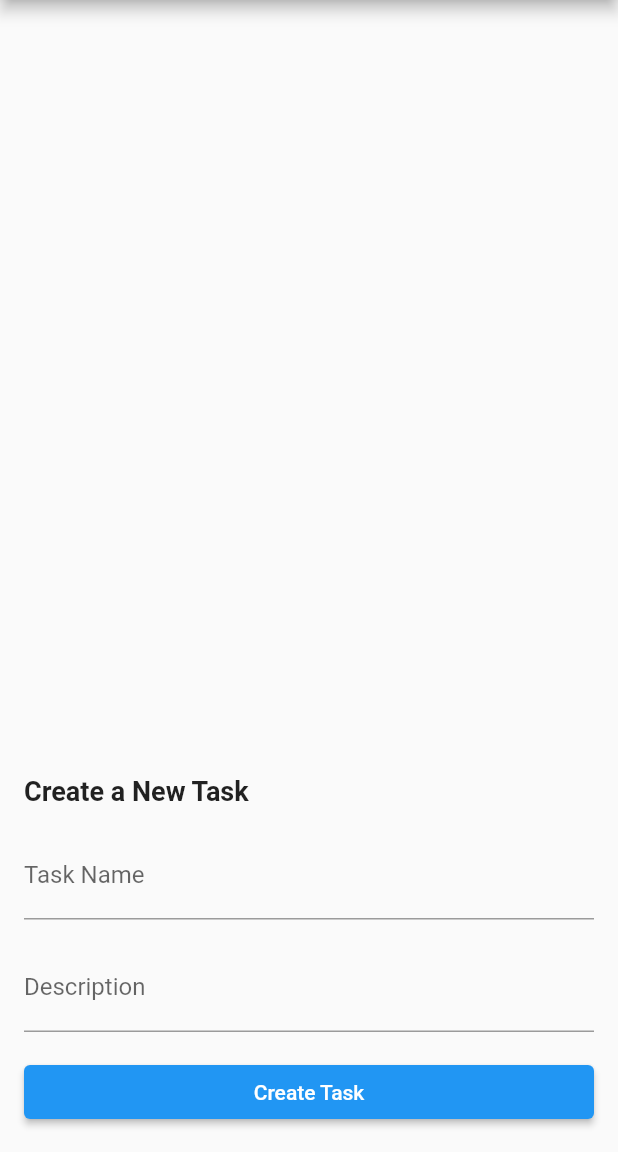
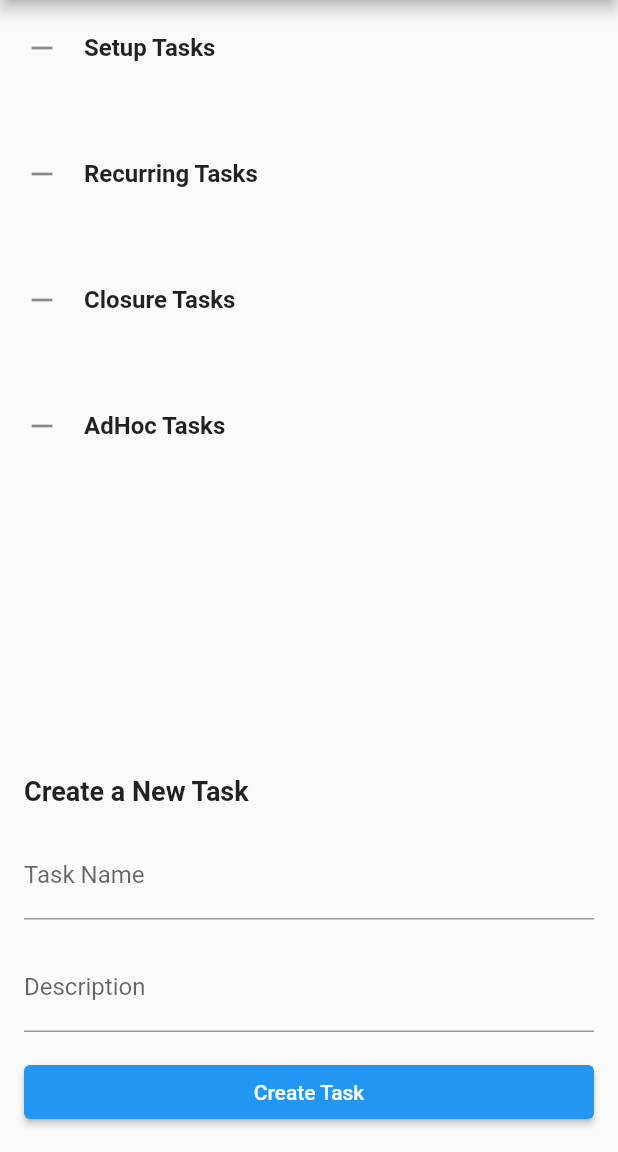
Before and after one commit to mittons/SharpWingFrontend, a Flutter app: the screen it shows after launch, on a phone screen of 412 x 824 dp, the part 84-1236 px from its top. Run offline on Flutter 3.47's test engine with Material 2 defaults, Android fonts, the phone set to English and light mode, and no system bars; network calls fail.

Commit message:
Split the task list into collapsable sections. The split logic is by grouping the tasks by their taskLifecycleType variable. Created a TaskListSection to encapsulate the layout code for a section.

```diff
--- a/lib/screens/task_list.dart
+++ b/lib/screens/task_list.dart
@@ -5,6 +5,7 @@ import 'package:sharp_wing_frontend/models/task.dart';
 import 'package:sharp_wing_frontend/screens/task_edit_screen.dart';
 import 'package:sharp_wing_frontend/widgets/task_create_widget.dart';
 import 'package:sharp_wing_frontend/widgets/task_list_item.dart';
+import 'package:sharp_wing_frontend/widgets/task_list_section.dart';
 import 'package:sharp_wing_frontend/services/task_service.dart';
 
 class TaskListScreen extends StatefulWidget {
@@ -45,17 +46,21 @@ class _TaskListScreenState extends State<TaskListScreen> {
         body: Column(
           children: [
             Expanded(
-              child: ListView.builder(
-                itemCount: tasks.length,
-                itemBuilder: (context, index) {
-                  final task = tasks[index];
-                  return TaskListItem(
-                    task: task,
-                    onCheckboxToggle: _toggleTaskStatus,
-                    onEdit: _openTaskEditorScreen,
-                    onDelete: _deleteTask,
-                  );
-                },
+              child: ListView(
+                children: TaskLifecycleType.values.expand((type) {
+                  final tasksForType = tasks
+                      .where((task) => task.taskLifecycleType == type)
+                      .toList();
+                  return [
+                    TaskListSection(
+                        lifecycleType: type,
+                        tasks: tasksForType,
+                        onCheckboxToggle: _toggleTaskStatus,
+                        onEdit: _openTaskEditorScreen,
+                        onDelete: _deleteTask),
+                    const SizedBox(height: 20.0), // Spacing between sections
+                  ];
+                }).toList(),
               ),
             ),
             TaskCreateWidget(onCreateTask: _createTask)
--- /dev/null
+++ b/lib/widgets/task_list_section.dart
@@ -0,0 +1,64 @@
+import 'package:flutter/material.dart';
+import 'package:sharp_wing_frontend/models/task.dart';
+import 'package:sharp_wing_frontend/widgets/task_list_item.dart';
+
+class TaskListSection extends StatefulWidget {
+  final TaskLifecycleType lifecycleType;
+  final List<Task> tasks;
+  final Function(Task editTask) onEdit;
+  final Function(Task taskToDelete) onDelete;
+  final Function(Task taskToUpdate, bool? newValue) onCheckboxToggle;
+
+  TaskListSection(
+      {required this.lifecycleType,
+      required this.tasks,
+      required this.onEdit,
+      required this.onDelete,
+      required this.onCheckboxToggle});
+
+  @override
+  _TaskListSectionState createState() => _TaskListSectionState();
+}
+
+class _TaskListSectionState extends State<TaskListSection> {
+  bool _isExpanded = true;
+
+  @override
+  Widget build(BuildContext context) {
+    return Column(
+      children: [
+        ListTile(
+          contentPadding: const EdgeInsets.symmetric(vertical: 4.0),
+          title: Padding(
+            padding: const EdgeInsets.only(
+                left: 0.0), // Adjust the left padding for the title
+            child: Text(
+              "${widget.lifecycleType.toString().split('.').last} Tasks",
+              style: const TextStyle(fontWeight: FontWeight.bold), // Bold text
+            ),
+          ),
+          leading: Padding(
+            padding: const EdgeInsets.only(left: 16.0),
+            child: Icon(_isExpanded ? Icons.remove : Icons.add),
+          ),
+          onTap: _toggleExpansion,
+        ),
+        if (_isExpanded)
+          ...widget.tasks
+              .map((task) => TaskListItem(
+                    task: task,
+                    onCheckboxToggle: widget.onCheckboxToggle,
+                    onEdit: widget.onEdit,
+                    onDelete: widget.onDelete, /* other required properties */
+                  ))
+              .toList(),
+      ],
+    );
+  }
+
+  void _toggleExpansion() {
+    setState(() {
+      _isExpanded = !_isExpanded;
+    });
+  }
+}
```
Also changed, not shown: 1 other file.
